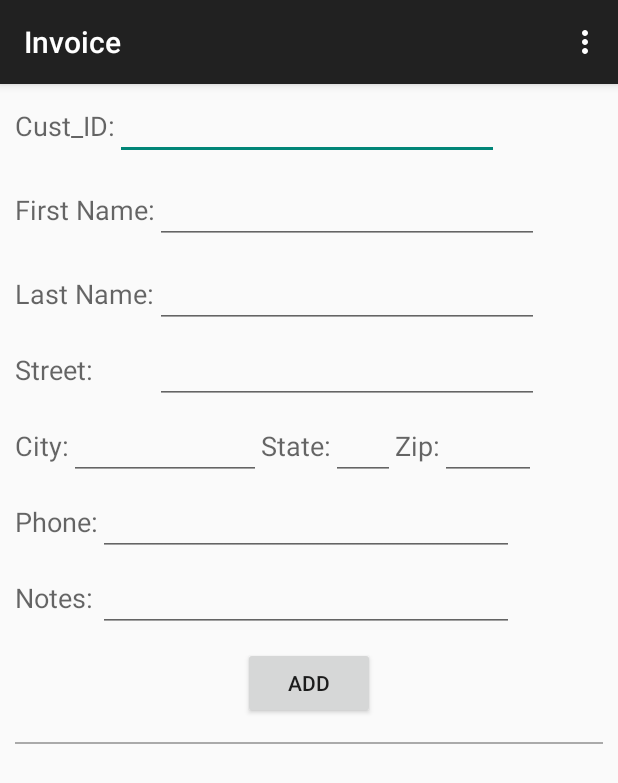
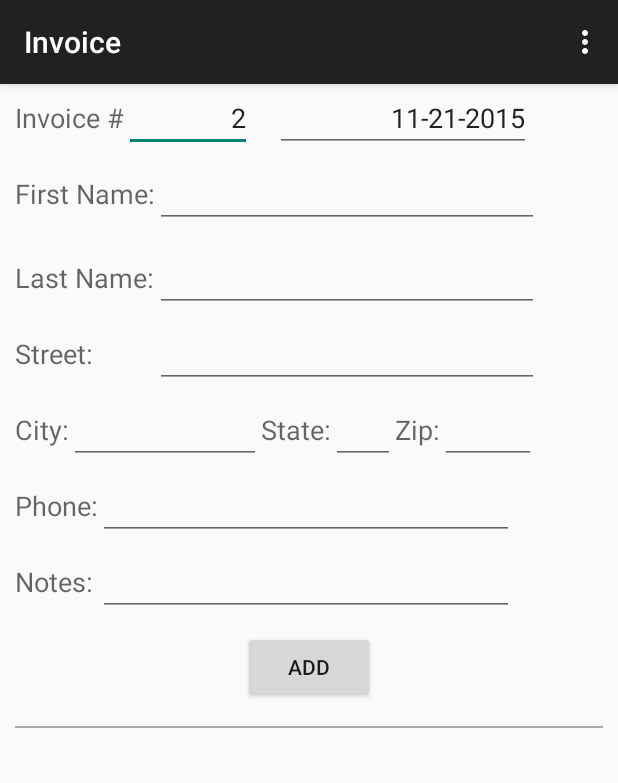
Before and after one commit to petergoulette/Invoice, an Android app: the Invoice_view screen opened directly, with no data from a screen before it, on a phone screen of 412 x 824 dp. Shown: the top 783 px of the screen. Run offline under Robolectric (Android 15) with nearby library versions, the phone set to English and light mode, and no system bars.

Commit message:
Added Invoice # Added Invoice Date

```diff
--- a/app/src/main/java/com/example/capstone/invoice/Invoice_view.java
+++ b/app/src/main/java/com/example/capstone/invoice/Invoice_view.java
@@ -9,6 +9,7 @@ import android.view.View;
 import android.widget.EditText;
 
 import java.util.ArrayList;
+import java.util.Calendar;
 
 public class Invoice_view extends AppCompatActivity {
     Customer customer;
@@ -21,7 +22,8 @@ public class Invoice_view extends AppCompatActivity {
     EditText CZip;
     EditText CPhone;
     EditText CustID;
-    //EditText CEmail;
+    EditText InvoiceDate;
+    EditText InvoiceID;
     EditText CNotes;
     Database dbHandler;
 
@@ -32,11 +34,21 @@ public class Invoice_view extends AppCompatActivity {
         dbHandler = new Database(this, null, null, 1);
         invoice = new Invoice();
         customer = new Customer();
-        dbHandler.addInvoice(invoice);
+        dbHandler.addInvoice(invoice); // create new invoice and input in database to assign invoice ID
         ArrayList<Invoice> ai = new ArrayList<>();
         ai = dbHandler.getInvoiceList();
-        invoice = dbHandler.getLastInvoice();
+        invoice = dbHandler.getLastInvoice(); // collect invoice and assign invoice ID
+
         Log.d("Test Value of ID", invoice.getInvoiceID()+"");
+
+        // attach text to invoice fields
+        InvoiceDate = (EditText) findViewById(R.id.DateText);
+        InvoiceID = (EditText) findViewById(R.id.InvoiceIDText);
+        InvoiceID.setText(Integer.toString(invoice.getInvoiceID()));
+
+
+        GetDate();
+
         //attach edittext to customer fields
         CFirstName = (EditText) findViewById(R.id.FirstNameText);
         CLastName = (EditText) findViewById(R.id.LastNameText);
@@ -47,7 +59,7 @@ public class Invoice_view extends AppCompatActivity {
         CPhone = (EditText) findViewById(R.id.PhoneText);
         //CEmail = (EditText) findViewById(R.id.EmailText);
         CNotes = (EditText) findViewById(R.id.NotesText);
-        CustID = (EditText) findViewById(R.id.CustIDText);
+        //CustID = (EditText) findViewById(R.id.CustIDText);
     }
 
     public void addInvoiceCustomer (View view) {
@@ -103,4 +115,15 @@ public class Invoice_view extends AppCompatActivity {
 
         return super.onOptionsItemSelected(item);
     }
+
+    private void GetDate(){
+
+        final Calendar cal = Calendar.getInstance();
+        int dd = cal.get(Calendar.DAY_OF_MONTH);
+        int mm = cal.get(Calendar.MONTH);
+        int yy = cal.get(Calendar.YEAR);
+// set current date into textview
+        InvoiceDate.setText(new StringBuilder().append(mm + 1).append("").append("-").append(dd).append("-").append(yy));
+
+    }
 }
--- a/app/src/main/res/layout/activity_invoice_view.xml
+++ b/app/src/main/res/layout/activity_invoice_view.xml
@@ -7,35 +7,42 @@
 
 
 
-    <TableLayout
+
+    <RelativeLayout
         android:layout_width="match_parent"
-        android:layout_height="wrap_content"
-        android:layout_gravity="center_horizontal">
-
-    <TableRow
-        android:layout_width="fill_parent"
-        android:layout_height="fill_parent"
-        android:layout_marginTop="5dp"
-        android:layout_marginBottom="5dp"
-        android:layout_marginLeft="10dp"
-        android:layout_marginRight="10dp">
+        android:layout_height="wrap_content">
 
         <TextView
             android:layout_width="wrap_content"
             android:layout_height="wrap_content"
+            android:layout_marginLeft="10dp"
+            android:layout_marginBottom="10dp"
+            android:layout_marginTop="10dp"
             android:textAppearance="?android:attr/textAppearanceMedium"
-            android:text="@string/_Const_Cust_ID"
-            android:id="@+id/ConstCustomerID" />
+            android:text="@string/_Const_Invoice_ID"
+            android:id="@+id/ConstInvoiceID" />
 
         <EditText
             android:layout_width="wrap_content"
             android:layout_height="wrap_content"
-            android:ems="12"
-            android:id="@+id/CustIDText"/>
-        </TableRow>
-        </TableLayout>
+            android:layout_toRightOf="@+id/ConstInvoiceID"
+            android:gravity="right"
+            android:ems="4"
+            android:id="@+id/InvoiceIDText"/>
 
-        <TableLayout
+        <EditText
+            android:layout_width="wrap_content"
+            android:layout_height="wrap_content"
+            android:layout_marginLeft="15dp"
+            android:layout_toRightOf="@+id/InvoiceIDText"
+            android:inputType="date"
+            android:gravity="right"
+            android:ems="8"
+            android:id="@+id/DateText" />
+
+    </RelativeLayout>
+
+    <TableLayout
             android:layout_width="match_parent"
             android:layout_height="wrap_content"
             android:layout_gravity="center_horizontal">
--- a/app/src/main/res/values/strings.xml
+++ b/app/src/main/res/values/strings.xml
@@ -29,4 +29,5 @@
     <string name="_Const_Phone">Phone: </string>
     <string name="_Const_Email">Email: </string>
     <string name="_Const_Cust_ID">Cust_ID: </string>
+    <string name="_Const_Invoice_ID">Invoice # </string>
 </resources>
```
